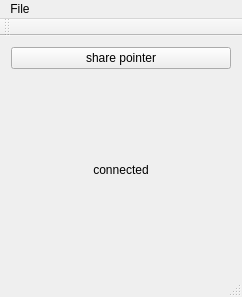
Qt form src/uiclient/sn_pointerui.ui (sungwonnam/SAGENext) before a commit.
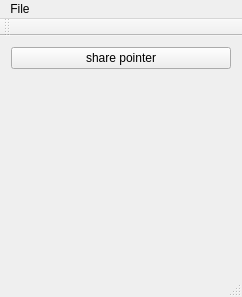
The same form after that commit. Icons and pictures are not drawn.

The edit to the form file:
```diff
--- a/src/uiclient/sn_pointerui.ui
+++ b/src/uiclient/sn_pointerui.ui
@@ -30,7 +30,7 @@
       <item>
        <widget class="QLabel" name="isConnectedLabel">
         <property name="text">
-         <string>connected</string>
+         <string/>
         </property>
         <property name="scaledContents">
          <bool>true</bool>
```
Left out of the diff: 2 changed lines with no effect on the pictures.
